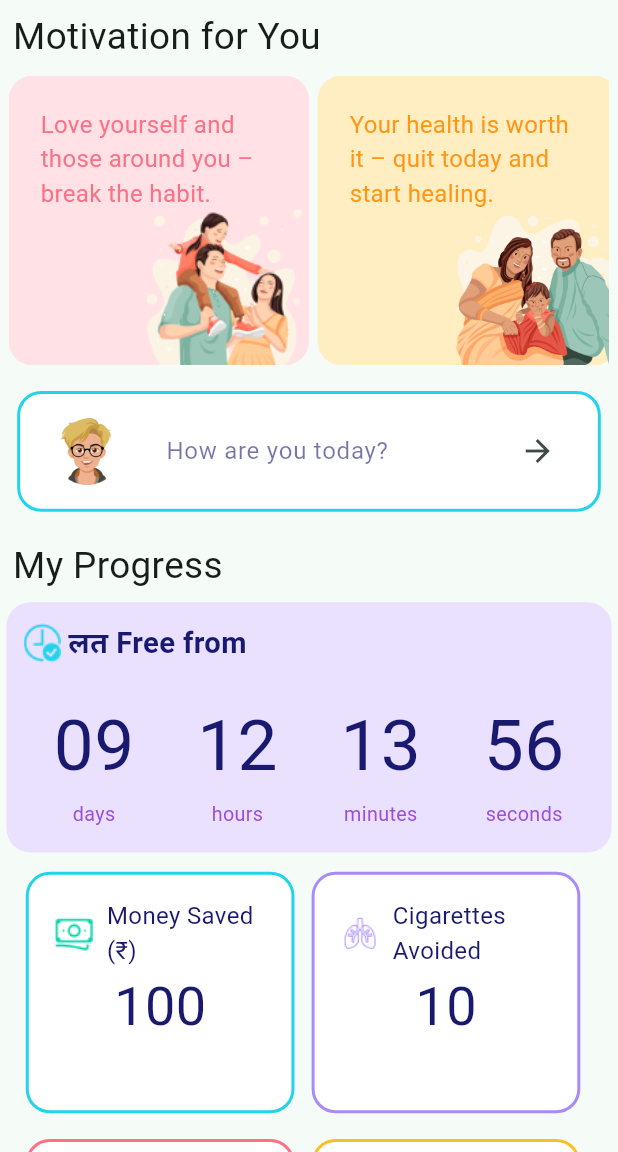
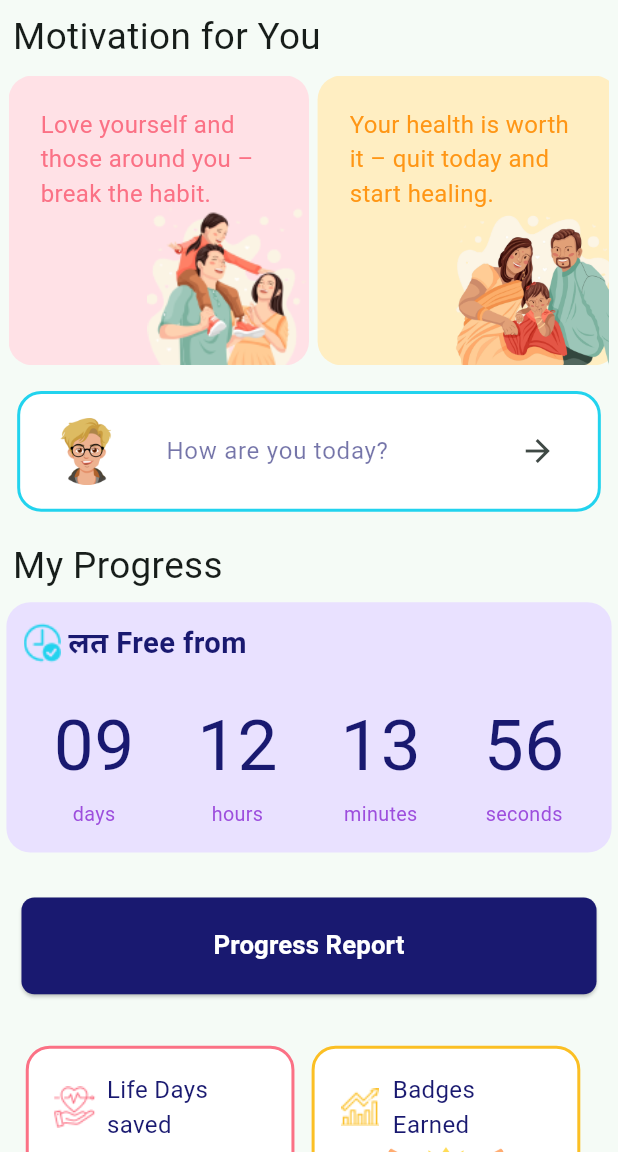
Before and after one commit to neeraj9649/sih, a Flutter app: the HomeScreen screen opened directly, on a phone screen of 412 x 824 dp, the part 84-1236 px from its top. Run offline on Flutter 3.47's test engine with Material 3 defaults, Android fonts, the phone set to English and light mode, and no system bars; our stand-ins replace flutter_screenutil, flutter_svg, google_fonts; Roboto replaces fonts that are missing (Gabriela).

Commit message:
update changes

```diff
--- /dev/null
+++ b/lib/Provider/Is_Alcohol_provider.dart
@@ -0,0 +1,10 @@
+import 'package:flutter/material.dart';
+
+class IsAlcoholProvider extends ChangeNotifier {
+  bool _isAlcohol = true;
+  bool get isAlcohol => _isAlcohol;
+  void checkAlcohol(bool check) {
+    _isAlcohol = check;
+    notifyListeners();
+  }
+}
--- a/lib/Screen/Nav_Bar/Community_screen/community_container.dart
+++ b/lib/Screen/Nav_Bar/Community_screen/community_container.dart
@@ -1,5 +1,3 @@
-import 'dart:ui';
-
 import 'package:flutter/material.dart';
 
 class CommunityContainer extends StatelessWidget {
--- a/lib/Screen/Nav_Bar/Home_screen/Home_Screen.dart
+++ b/lib/Screen/Nav_Bar/Home_screen/Home_Screen.dart
@@ -1,3 +1,4 @@
+import 'package:dash_board/Provider/Is_Alcohol_provider.dart';
 import 'package:dash_board/Screen/Heal/Heal_Screen.dart';
 import 'package:dash_board/Screen/Nav_Bar/Plus_screen/Plus_Screen.dart';
 import 'package:dash_board/Screen/Nav_Bar/questions/quiz_screen.dart';
@@ -8,6 +9,7 @@ import 'package:flutter/material.dart';
 import 'package:flutter_screenutil/flutter_screenutil.dart';
 import 'package:flutter_svg/flutter_svg.dart';
 import 'package:google_fonts/google_fonts.dart';
+import 'package:provider/provider.dart';
 
 class HomeScreen extends StatefulWidget {
   const HomeScreen({super.key});
@@ -29,6 +31,8 @@ class _HomeScreenState extends State<HomeScreen> {
 
   @override
   Widget build(BuildContext context) {
+    final isAlcohol = Provider.of<IsAlcoholProvider>(context);
+
     return Scaffold(
       appBar: AppBar(
         title: Image.asset(
@@ -514,7 +518,35 @@ class _HomeScreenState extends State<HomeScreen> {
               ),
               // ============ grid containers
               // 1
-              Padding(
+              isAlcohol.isAlcohol
+                  ? Padding(
+                      padding: EdgeInsets.only(
+                          left: 50.w, right: 50.w, bottom: 80.h, top: 80.h),
+                      child: SizedBox(
+                        height: 200.h,
+                        width: double
+                            .infinity, // Takes the full width of the parent
+                        child: ElevatedButton(
+                          onPressed: () {},
+                          style: ElevatedButton.styleFrom(
+                            backgroundColor: textcolorblue, // Background color
+                            foregroundColor: Colors.white, // Text color
+                            padding: EdgeInsets.symmetric(
+                                vertical: 16.h), // Button height
+                            shape: RoundedRectangleBorder(
+                              borderRadius: BorderRadius.circular(
+                                  30.r), // Rounded corners
+                            ),
+                          ),
+                          child: Text(
+                            "Progress Report",
+                            style: TextStyle(
+                                fontSize: 60.sp, fontWeight: FontWeight.bold),
+                          ),
+                        ),
+                      ),
+                    )
+                  : Padding(
                       padding: EdgeInsets.symmetric(horizontal: 50.w),
                       child: Row(
                         children: [
@@ -527,8 +559,8 @@ class _HomeScreenState extends State<HomeScreen> {
                               padding: EdgeInsets.all(16), // Add padding
                               decoration: BoxDecoration(
                                 color: Colors.white, // Background color
-                          borderRadius:
-                              BorderRadius.circular(16), // Rounded corners
+                                borderRadius: BorderRadius.circular(
+                                    16), // Rounded corners
                                 border: Border.all(
                                   color: Color(0xFF22D3EE), // Border color
                                   width: 2, // Border width
@@ -537,7 +569,8 @@ class _HomeScreenState extends State<HomeScreen> {
                               child: Column(
                                 children: [
                                   Row(
-                              crossAxisAlignment: CrossAxisAlignment.center,
+                                    crossAxisAlignment:
+                                        CrossAxisAlignment.center,
                                     children: [
                                       // PNG Image
                                       Image.asset(
@@ -553,7 +586,8 @@ class _HomeScreenState extends State<HomeScreen> {
                                         child: Text(
                                           "Money Saved (₹)",
                                           style: TextStyle(
-                                      color: iconSelectColor, // Text color
+                                            color:
+                                                iconSelectColor, // Text color
                                             fontSize: 16, // Text size
                                           ),
                                           maxLines: 3,
@@ -567,7 +601,8 @@ class _HomeScreenState extends State<HomeScreen> {
                                     child: Text(
                                       "100",
                                       style: GoogleFonts.gabriela(
-                                    fontSize: 126.sp, color: iconSelectColor),
+                                          fontSize: 126.sp,
+                                          color: iconSelectColor),
                                     ),
                                   )
                                 ],
@@ -584,8 +619,8 @@ class _HomeScreenState extends State<HomeScreen> {
                               padding: EdgeInsets.all(16), // Add padding
                               decoration: BoxDecoration(
                                 color: Colors.white, // Background color
-                          borderRadius:
-                              BorderRadius.circular(16), // Rounded corners
+                                borderRadius: BorderRadius.circular(
+                                    16), // Rounded corners
                                 border: Border.all(
                                   color: Color(0xffA78BFA), // Border color
                                   width: 2, // Border width
@@ -594,7 +629,8 @@ class _HomeScreenState extends State<HomeScreen> {
                               child: Column(
                                 children: [
                                   Row(
-                              crossAxisAlignment: CrossAxisAlignment.center,
+                                    crossAxisAlignment:
+                                        CrossAxisAlignment.center,
                                     children: [
                                       // PNG Image
                                       Image.asset(
@@ -610,7 +646,8 @@ class _HomeScreenState extends State<HomeScreen> {
                                         child: Text(
                                           "Cigarettes Avoided",
                                           style: TextStyle(
-                                      color: iconSelectColor, // Text color
+                                            color:
+                                                iconSelectColor, // Text color
                                             fontSize: 16, // Text size
                                           ),
                                           maxLines: 3,
@@ -624,7 +661,8 @@ class _HomeScreenState extends State<HomeScreen> {
                                     child: Text(
                                       "10",
                                       style: GoogleFonts.gabriela(
-                                    fontSize: 126.sp, color: iconSelectColor),
+                                          fontSize: 126.sp,
+                                          color: iconSelectColor),
                                     ),
                                   )
                                 ],
@@ -831,8 +869,11 @@ class _HomeScreenState extends State<HomeScreen> {
                 ),
               ),
               //=======
-              Padding(
-                padding: EdgeInsets.only(top: 20.h, left: 30.w, bottom: 10.h),
+              isAlcohol.isAlcohol
+                  ? SizedBox.shrink()
+                  : Padding(
+                      padding:
+                          EdgeInsets.only(top: 20.h, left: 30.w, bottom: 10.h),
                       child: Text(
                         "My Entries",
                         style: GoogleFonts.gabriela(
@@ -840,30 +881,18 @@ class _HomeScreenState extends State<HomeScreen> {
                         ),
                       ),
                     ),
-              Padding(
+              isAlcohol.isAlcohol
+                  ? SizedBox.shrink()
+                  : Padding(
                       padding: EdgeInsets.all(20.0.w),
-                child: GestureDetector(
-                  onTap: () {
-                    setState(() {
-                      int index = 2; // Example index value to simulate behavior
-                      if (index == 2) {
-                        Navigator.of(context).push(MaterialPageRoute(
-                          builder: (context) =>
-                              PlusScreen(), // Replace with your target screen
-                        ));
-                      } else {
-                        // currentIndex = index; // Update current index
-                      }
-                    });
-                  },
                       child: Container(
                         decoration: BoxDecoration(
-                      border: Border.all(
-                          color: Color.fromARGB(255, 173, 2, 2), width: 5.w),
+                          border:
+                              Border.all(color: Color(0xffEF0000), width: 5.w),
                           color: Color(0xffF9D9DF), // Background color
                           borderRadius: BorderRadius.circular(
                               32.r), // Matches Material borderRadius
-                    ),
+                        ), // Green background color
                         child: Row(
                           children: [
                             // First container - takes 70% space
@@ -871,13 +900,15 @@ class _HomeScreenState extends State<HomeScreen> {
                               flex: 7,
                               child: Container(
                                 child: Wrap(
-                              spacing:
-                                  20.0.w, // Spacing between images horizontally
+                                  spacing: 50.0
+                                      .w, // Spacing between images horizontally
                                   runSpacing:
-                                  50.h, // Spacing between rows vertically
+                                      80.h, // Spacing between rows vertically
                                   children: List.generate(5, (index) {
                                     return Container(
-                                  width: 80, // Adjust width of each SVG image
+                                      // No fixed height, the height will adjust based on image size
+                                      width:
+                                          80, // Adjust width of each SVG image
                                       child: Image.asset(
                                         cigpng, // SVG image repeated
                                         width: 100.w,
@@ -894,10 +925,10 @@ class _HomeScreenState extends State<HomeScreen> {
                               child: Image.asset(
                                 quitpng,
                                 height: 500.h,
+                                // height: 200.h,
                               ),
                             ),
                           ],
-                    ),
                         ),
                       ),
                     ),
--- a/lib/Screen/OnBoard_Screen/Screen6.dart
+++ b/lib/Screen/OnBoard_Screen/Screen6.dart
@@ -1,3 +1,4 @@
+import 'package:dash_board/Provider/Is_Alcohol_provider.dart';
 import 'package:dash_board/Provider/Screen6_Provider.dart';
 import 'package:dash_board/Screen/OnBoard_Screen/Screen7.dart';
 import 'package:dash_board/Util/Colors/Colors.dart';
@@ -19,6 +20,7 @@ class Screen6 extends StatefulWidget {
 class _Screen6State extends State<Screen6> {
   @override
   Widget build(BuildContext context) {
+    final alcohol = Provider.of<IsAlcoholProvider>(context);
     final checkboxState = Provider.of<Screen6Provider>(context);
 
     return Scaffold(
@@ -39,6 +41,7 @@ class _Screen6State extends State<Screen6> {
                 text: "Alcohol",
                 isSelected: checkboxState.checkboxStates[0],
                 onToggle: () {
+                  alcohol.checkAlcohol(true);
                   checkboxState.toggleCheckbox(0);
                 },
               ),
@@ -49,6 +52,8 @@ class _Screen6State extends State<Screen6> {
                 text: "Cigarette",
                 isSelected: checkboxState.checkboxStates[1],
                 onToggle: () {
+                  alcohol.checkAlcohol(false);
+
                   checkboxState.toggleCheckbox(1);
                 },
               ),
--- a/lib/main.dart
+++ b/lib/main.dart
@@ -2,6 +2,7 @@ import 'package:dash_board/Provider/Age_conformation_provider.dart';
 import 'package:dash_board/Provider/CheckBox_State_provider.dart';
 import 'package:dash_board/Provider/Community_provider.dart';
 import 'package:dash_board/Provider/Float_screen1_provider.dart';
+import 'package:dash_board/Provider/Is_Alcohol_provider.dart';
 import 'package:dash_board/Provider/Screen10_Provider.dart';
 import 'package:dash_board/Provider/Screen6_Provider.dart';
 import 'package:dash_board/Provider/Screen7_Provider.dart';
@@ -31,6 +32,7 @@ class MyApp extends StatelessWidget {
       // Use builder only if you need to use library outside ScreenUtilInit context
       child: MultiProvider(
         providers: [
+          ChangeNotifierProvider(create: (_) => IsAlcoholProvider()),
           ChangeNotifierProvider(create: (_) => CommunityProvider()),
           ChangeNotifierProvider(create: (_) => Floatscreen1Provider()),
           ChangeNotifierProvider(create: (_) => CheckboxState()),
--- a/pubspec.yaml
+++ b/pubspec.yaml
@@ -64,7 +64,7 @@ flutter:
   assets:
     - Assets/Svg/
     - Assets/Png/
-    - Assets/Avt/
+    # - Assets/Avt/
 
   # An image asset can refer to one or more resolution-specific "variants", see
   # https://flutter.dev/to/resolution-aware-images
```
Lines whose indentation alone changed are shown as unchanged.
